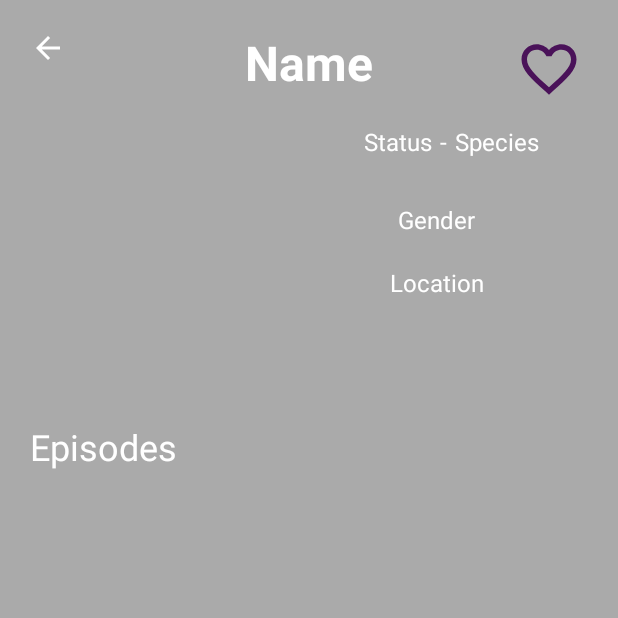
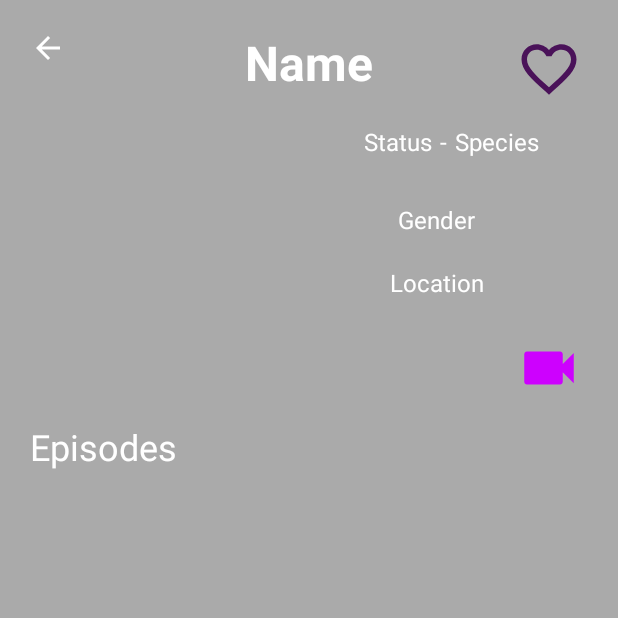
Before and after one commit to baris-gungorr/RickAndMortyApp, an Android app: the DetailFragment screen opened through its navigation route, on a phone screen of 412 x 824 dp, the top half of it. Run offline under Robolectric (Android 15) with nearby library versions, the phone set to English and light mode, and no system bars; our stand-ins replace Dagger/Hilt's generated code, navigation-ui, paging; network calls fail; pictures from the network do not load; 1 statement that could not run was skipped.

```diff
--- a/app/src/main/AndroidManifest.xml
+++ b/app/src/main/AndroidManifest.xml
@@ -19,8 +19,8 @@
         <activity
             android:name=".ui.activity.MainActivity"
             android:theme="@style/Theme.RickAndMortyApp"
+            android:screenOrientation="portrait"
             android:windowSoftInputMode="adjustPan"
-
             android:exported="true">
             <intent-filter>
                 <action android:name="android.intent.action.MAIN" />
--- a/app/src/main/java/com/barisgungorr/rickandmortyapp/ui/activity/MainActivity.kt
+++ b/app/src/main/java/com/barisgungorr/rickandmortyapp/ui/activity/MainActivity.kt
@@ -40,6 +40,7 @@ class MainActivity : AppCompatActivity() {
                 R.id.splashFragment,
                 R.id.detailFragment,
                 R.id.settingsFragment,
+                R.id.mediaFragment
                 -> {
                     binding.bottomNav.isGone = true
                 }
--- a/app/src/main/java/com/barisgungorr/rickandmortyapp/ui/home/HomeViewModel.kt
+++ b/app/src/main/java/com/barisgungorr/rickandmortyapp/ui/home/HomeViewModel.kt
@@ -39,10 +39,9 @@ class HomeViewModel @Inject constructor(
         viewModelScope.launch {
             isLoading.value = true
             try {
-                // Do something with listData if needed
             } catch (e: Exception) {
                 Log.e("Error", "Error during data collection: ${e.message}", e)
-                // Consider notifying the user about the error
+
             } finally {
                 isLoading.value = false
             }
--- /dev/null
+++ b/app/src/main/res/drawable/baseline_videocam_24.xml
@@ -0,0 +1,5 @@
+<vector android:height="24dp" android:tint="#CD01FE"
+    android:viewportHeight="24" android:viewportWidth="24"
+    android:width="24dp" xmlns:android="http://schemas.android.com/apk/res/android">
+    <path android:fillColor="@android:color/white" android:pathData="M17,10.5V7c0,-0.55 -0.45,-1 -1,-1H4c-0.55,0 -1,0.45 -1,1v10c0,0.55 0.45,1 1,1h12c0.55,0 1,-0.45 1,-1v-3.5l4,4v-11l-4,4z"/>
+</vector>
--- a/app/src/main/res/layout/fragment_detail.xml
+++ b/app/src/main/res/layout/fragment_detail.xml
@@ -172,6 +172,18 @@
             app:layout_constraintTop_toTopOf="parent" />
 
 
+        <ImageButton
+            android:id="@+id/btnMedia"
+            android:layout_width="44dp"
+            android:layout_height="44dp"
+            android:layout_marginTop="24dp"
+            android:layout_marginEnd="24dp"
+            android:background="@drawable/baseline_videocam_24"
+            app:layout_constraintEnd_toEndOf="parent"
+            app:layout_constraintTop_toBottomOf="@+id/tvDetailLocation">
+
+        </ImageButton>
+
         <ImageView
             android:id="@+id/ivHome"
             android:layout_width="wrap_content"
--- a/app/src/main/res/navigation/nav_graph.xml
+++ b/app/src/main/res/navigation/nav_graph.xml
@@ -50,6 +50,9 @@
         <action
             android:id="@+id/actionDetailToFavoriteFragment"
             app:destination="@id/favoriteFragment" />
+        <action
+            android:id="@+id/actionDetailsToMedia"
+            app:destination="@id/mediaFragment" />
     </fragment>
     <fragment
         android:id="@+id/favoriteFragment"
@@ -72,4 +75,13 @@
             android:id="@+id/actionSettingsToMain"
             app:destination="@id/homeFragment" />
     </fragment>
+    <fragment
+        android:id="@+id/mediaFragment"
+        android:name="com.barisgungorr.rickandmortyapp.ui.media.MediaFragment"
+        android:label="fragment_media"
+        tools:layout="@layout/fragment_media" >
+        <action
+            android:id="@+id/actionMediaToHome"
+            app:destination="@id/homeFragment" />
+    </fragment>
 </navigation>
--- a/app/src/main/res/values/strings.xml
+++ b/app/src/main/res/values/strings.xml
@@ -69,5 +69,10 @@
     <string name="nav_menu_home">Home</string>
     <string name="nav_menu_favorite">Favorite</string>
 
+    //Media Fragment
+    <string name="media_page_title">Media</string>
+
+
+
 
 </resources>
```
Also changed, not shown: app/build.gradle.kts (+3 -4 lines), app/src/main/java/com/barisgungorr/rickandmortyapp/ui/detail/DetailFragment.kt (+17 -13 lines), app/src/main/java/com/barisgungorr/rickandmortyapp/ui/favorite/FavoriteFragment.kt (+2 -7 lines), app/src/main/java/com/barisgungorr/rickandmortyapp/ui/media/MediaFragment.kt (added, +85 -0 lines), app/src/main/res/layout/fragment_media.xml (added, +53 -0 lines), 2 other files.
